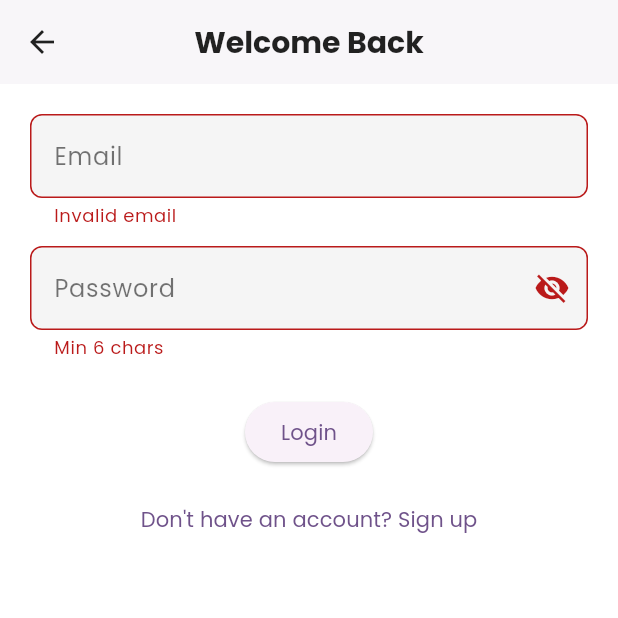
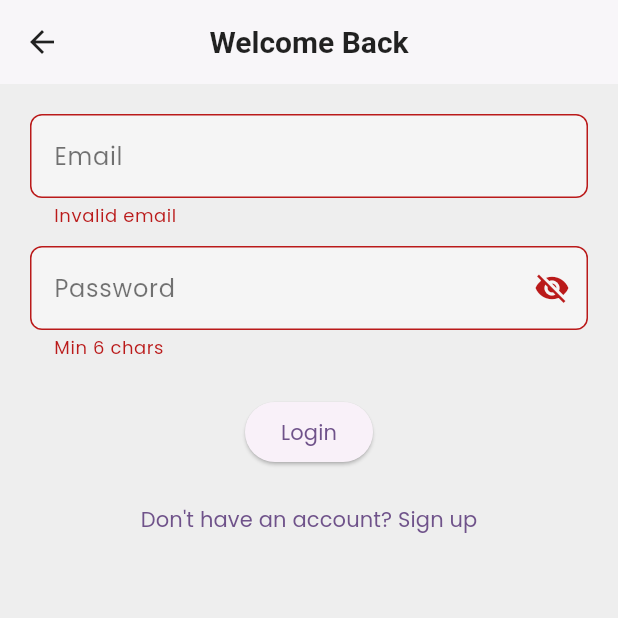
Before and after one commit to Nobel-sk/paystack-proxy, a Flutter app: the screen it shows after launch, after a tap on "Login", on a phone screen of 412 x 824 dp, the top half of it. Run offline on Flutter 3.47's test engine with Material 3 defaults, Android fonts, the phone set to English and light mode, and no system bars; our stand-ins replace firebase_auth, firebase_core, firebase_database, go_router, lottie; accounts and stored records are empty; Roboto replaces fonts that are missing (Poppins-Bold.ttf).

```diff
--- a/lib/screens/login_screen.dart
+++ b/lib/screens/login_screen.dart
@@ -53,8 +53,17 @@ class _LoginScreenState extends State<LoginScreen> {
   @override
   Widget build(BuildContext context) {
     return Scaffold(
-      appBar: AppBar(title: const Text('Welcome Back')),
-      body: Padding(
+      appBar: AppBar(
+        title: const Text(
+          'Welcome Back',
+          style: TextStyle(fontFamily: 'Poppins-Bold.ttf'),
+        ),
+      ),
+      body: Stack(
+        children: [
+          Container(
+            color: Colors.grey[200],
+            child: Padding(
               padding: const EdgeInsets.all(20),
               child: Form(
                 key: _formKey,
@@ -63,8 +72,9 @@ class _LoginScreenState extends State<LoginScreen> {
                     TextFormField(
                       controller: _emailCtrl,
                       decoration: const InputDecoration(labelText: 'Email'),
-                validator: (val) =>
-                    val != null && val.contains('@') ? null : 'Invalid email',
+                      validator: (val) => val != null && val.contains('@')
+                          ? null
+                          : 'Invalid email',
                       keyboardType: TextInputType.emailAddress,
                     ),
                     const SizedBox(height: 12),
@@ -74,7 +84,9 @@ class _LoginScreenState extends State<LoginScreen> {
                         labelText: 'Password',
                         suffixIcon: IconButton(
                           icon: Icon(
-                      _showPassword ? Icons.visibility : Icons.visibility_off,
+                            _showPassword
+                                ? Icons.visibility
+                                : Icons.visibility_off,
                           ),
                           onPressed: () =>
                               setState(() => _showPassword = !_showPassword),
@@ -100,6 +112,9 @@ class _LoginScreenState extends State<LoginScreen> {
                 ),
               ),
             ),
+          ),
+        ],
+      ),
     );
   }
 }
--- a/lib/screens/splash_screen.dart
+++ b/lib/screens/splash_screen.dart
@@ -22,17 +22,22 @@ class _SplashScreenState extends State<SplashScreen> {
   @override
   Widget build(BuildContext context) {
     return const Scaffold(
-      backgroundColor: Colors.white,
-      body: Center(
+      backgroundColor: Colors.black,
+      body: Stack(
+        children: [
+          Center(
             child: Text(
-          'FamBite\nStay Synced. Shop Smarter',
+              'FamBite\n Shop Smarter',
               textAlign: TextAlign.center,
               style: TextStyle(
-            fontSize: 32,
+                fontSize: 35,
                 fontWeight: FontWeight.bold,
                 color: Colors.green,
+                fontFamily: 'Poppins-BoldItalic.tff',
               ),
             ),
+          ),
+        ],
       ),
     );
   }
```
Also changed, not shown: lib/screens/child_screen.dart (+6 -4 lines), lib/screens/register_screen.dart (deleted, +0 -125 lines), lib/screens/registration_screen.dart (+19 -5 lines), lib/screens/signup_screen.dart (+16 -5 lines), lib/screens/subscription_screen.dart (+30 -6 lines). Lines whose indentation alone changed are shown as unchanged.
